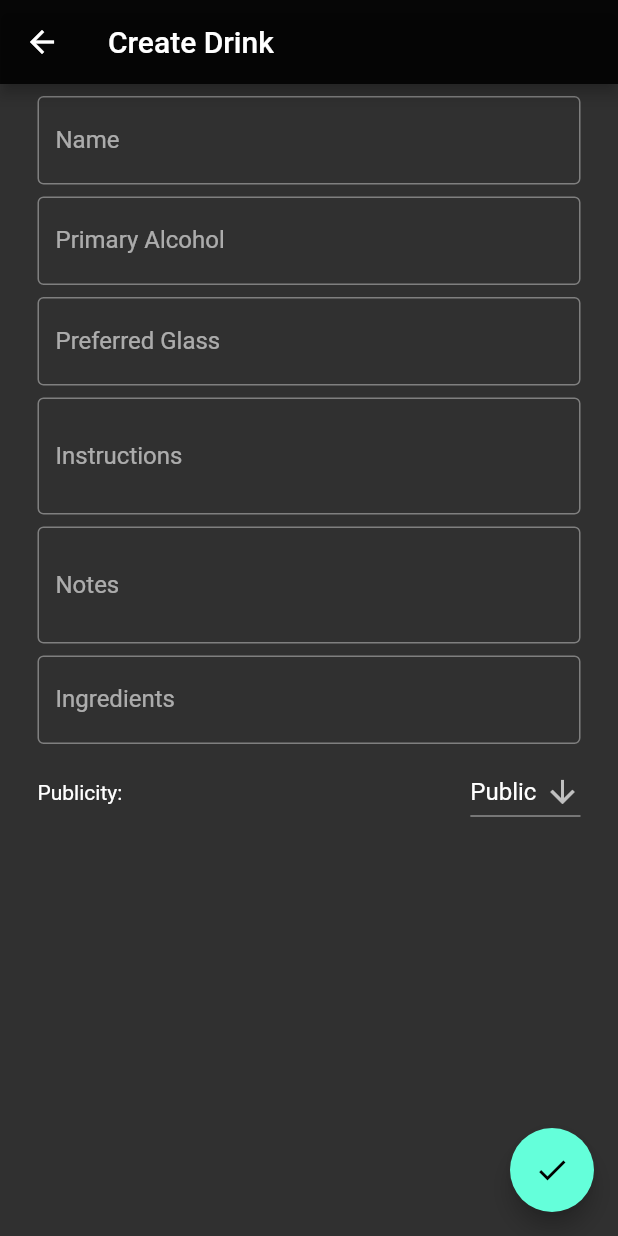
After one commit to nicjohnson145/mixer-remote, a Flutter app: the AddEditDrink screen opened by its route, on a phone screen of 412 x 824 dp. The commit adds this screen. Run offline on Flutter 3.47's test engine with Material 2 defaults, Android fonts, the phone set to English and light mode, and no system bars; our stand-ins replace another_flushbar, fixnum, shared_preferences; accounts and stored records are empty.

Commit message:
feat: create & read done.

```diff
--- /dev/null
+++ b/lib/add_edit.dart
@@ -0,0 +1,275 @@
+import 'package:flutter/material.dart';
+import 'package:provider/provider.dart';
+import 'package:mixer_remote/api_service.dart';
+import 'package:mixer_remote/drink.dart';
+import 'package:mixer_remote/user_drinks.dart';
+import 'package:mixer_remote/constants.dart';
+import 'package:mixer_remote/common.dart';
+import 'package:mixer_remote/auth.dart';
+import 'package:fixnum/fixnum.dart';
+
+const String Public = "Public";
+const String Private = "Private";
+
+class AddEditDrink extends StatefulWidget {
+
+    Drink? drink;
+
+    AddEditDrink({
+        Key? key,
+        this.drink,
+    }) : super(key: key);
+
+    @override
+    _AddEditDrinkState createState() => _AddEditDrinkState();
+}
+
+class _AddEditDrinkState extends State<AddEditDrink> {
+
+    TextEditingController nameController = TextEditingController();
+    TextEditingController primaryAlcoholController = TextEditingController();
+    TextEditingController preferredGlassController = TextEditingController();
+    TextEditingController instructionsController = TextEditingController();
+    TextEditingController ingredientsController = TextEditingController();
+    TextEditingController notesController = TextEditingController();
+    List<String> ingredients = [];
+    String? publicity;
+
+    FocusNode ingredientsFocus = FocusNode();
+    Int64? id;
+    Future<Int64>? futureId;
+
+    @override
+    void initState() {
+        super.initState();
+        if (widget.drink != null) {
+            nameController.text = widget.drink!.name;
+            primaryAlcoholController.text = widget.drink!.primaryAlcohol;
+            if (widget.drink!.preferredGlass != null) {
+                preferredGlassController.text = widget.drink!.preferredGlass!;
+            }
+            if (widget.drink!.instructions != null) {
+                instructionsController.text = widget.drink!.instructions!;
+            }
+            ingredients.addAll(widget.drink!.ingredients);
+            id = widget.drink!.id;
+            publicity = widget.drink!.publicity;
+        }
+    }
+
+    String get titleText => widget.drink != null ? 'Edit Drink' : 'Create Drink';
+
+    EdgeInsetsGeometry get formRowPadding {
+        return const EdgeInsets.only(bottom: 8.0);
+    }
+
+    Widget getSimpleField(String label, TextEditingController controller, {int numLines = 1}) {
+        return Padding(
+            padding: formRowPadding,
+            child: TextField(
+                controller: controller,
+                decoration: InputDecoration(
+                    border: const OutlineInputBorder(),
+                    labelText: label,
+                ),
+                maxLines: numLines,
+            ),
+        );
+    }
+
+    Widget getIngredientsBox() {
+        return Padding(
+            padding: formRowPadding,
+            child: TextField(
+                decoration: const InputDecoration(
+                    border: OutlineInputBorder(),
+                    labelText: 'Ingredients',
+                ),
+                focusNode: ingredientsFocus,
+                controller: ingredientsController,
+                onSubmitted: (text)
+                {
+                    ingredients.add(text);
+                    ingredientsController.clear();
+                    FocusScope.of(context).requestFocus(ingredientsFocus);
+                    setState(() {});
+                }
+            ),
+        );
+    }
+
+    List<Widget> getIngredientsList() {
+        List<Widget> list = [];
+        for (var i = 0; i < ingredients.length; i++) {
+            list.add(Dismissible(
+                key: Key(ingredients[i]),
+                background: Container(
+                    color: Colors.red,
+                    child: Padding(
+                        padding: const EdgeInsets.symmetric(
+                            horizontal: 10.0,
+                        ),
+                        child: Row(
+                            children: const <Widget>[
+                                Spacer(),
+                                Icon(Icons.delete),
+                            ],
+                        ),
+                    ),
+                ),
+                onDismissed: (direction)
+                {
+                    setState(()
+                    {
+                        ingredients.removeAt(i);
+                    });
+                },
+                child: ListTile(
+                    title: Text(ingredients[i]),
+                ),
+            ));
+        }
+        return list;
+    }
+
+    Widget getPublicityDropdown() {
+        return Row(
+            children: <Widget>[
+                const Text("Publicity:"),
+                const Spacer(),
+                DropdownButton<String>(
+                    value: publicity ?? Public,
+                    icon: const Icon(Icons.arrow_downward),
+                    onChanged: (String? newVal) {
+                        setState(() {
+                            publicity = newVal!;
+                        });
+                    },
+                    items: <String>[Public, Private].map<DropdownMenuItem<String>>((String val) {
+                        return DropdownMenuItem<String>(
+                            value: val,
+                            child: Text(val),
+                        );
+                    }).toList(),
+                ),
+            ],
+        );
+    }
+
+    @override
+    Widget build(BuildContext context) {
+        return Scaffold(
+            appBar: AppBar(
+                title: Text(titleText),
+                backgroundColor: Colors.black87,
+            ),
+            body: Padding(
+                padding: const EdgeInsets.symmetric(
+                    vertical: 8.0,
+                    horizontal: 25.0,
+                ),
+                child: futureId == null ? buildScrollbar(context) : buildFutureBuilder(context),
+            ),
+            floatingActionButton: Builder(
+                builder: (context) {
+                    return FloatingActionButton(
+                        onPressed: () { submitDrink(context); },
+                        child: const Icon(Icons.check),
+                    );
+                }
+            ),
+        );
+    }
+
+    Widget buildScrollbar(BuildContext context) {
+        List<Widget> components = [
+            getSimpleField('Name', nameController),
+            getSimpleField('Primary Alcohol', primaryAlcoholController),
+            getSimpleField('Preferred Glass', preferredGlassController),
+            getSimpleField('Instructions', instructionsController, numLines:2),
+            getSimpleField('Notes', notesController, numLines:2),
+            getIngredientsBox(),
+            getPublicityDropdown(),
+        ];
+        components.addAll(getIngredientsList());
+        return Scrollbar(
+            child: ListView.builder(
+                itemCount: components.length,
+                itemBuilder: (BuildContext context, int index) {
+                    return components[index];
+                },
+            ),
+        );
+    }
+
+    Widget buildFutureBuilder(BuildContext context) {
+        return loadingSpinner(context);
+    }
+
+    void submitDrink(BuildContext context) {
+        List<FormCheck> checks = [
+            FormCheck(
+                () => nameController.text.isNotEmpty,
+                'Must have a name',
+            ),
+            FormCheck(
+                () => primaryAlcoholController.text.isNotEmpty,
+                'Must have a primary alcohol',
+            ),
+            FormCheck(
+                () => ingredients.isNotEmpty,
+                'Must have ingredients',
+            ),
+
+        ];
+
+        bool allValid = true;
+        for (int i = 0; i < checks.length; i++) {
+            FormCheck check = checks[i];
+            if (!check.func()) {
+                allValid = false;
+                showErrorSnackbar(context, check.message);
+                break;
+            }
+        }
+
+        if (allValid) {
+            var user = Provider.of<UserProvider>(context, listen: false).user!;
+            var api = ApiService(accessToken: user.accessToken, refreshToken: user.refreshToken);
+            DrinkRequest d = DrinkRequest(
+                name: nameController.text,
+                primaryAlcohol: primaryAlcoholController.text,
+                preferredGlass: preferredGlassController.text.isNotEmpty ? preferredGlassController.text : null,
+                instructions: instructionsController.text.isNotEmpty ? instructionsController.text : null,
+                notes: notesController.text.isNotEmpty ? notesController.text : null,
+                ingredients: ingredients,
+                publicity: publicity ?? Public,
+            );
+            setState(() {
+                futureId = api.createDrink(d);
+                futureId!.then((val) {
+                    Navigator.of(context).pushNamed(Routes.Dashboard);
+                }).catchError((e) {
+                    showErrorSnackbar(context, e);
+                });
+            });
+        }
+    }
+
+    void showErrorSnackbar(BuildContext context, String message) {
+        ScaffoldMessenger.of(context).showSnackBar(
+            SnackBar(
+                backgroundColor: Colors.redAccent,
+                content: Text(message),
+            ),
+        );
+    }
+}
+
+
+class FormCheck {
+    final Function func;
+    final String message;
+
+    FormCheck(this.func, this.message);
+}
--- a/lib/constants.dart
+++ b/lib/constants.dart
@@ -4,7 +4,9 @@ class Urls {
     static const String base = localBaseURL;
     static const String apiv1 = base + "/api/v1";
 
-    static const String Login = apiv1 + "/auth/login";
+    static const String AuthV1 = apiv1 + "/auth";
+    static const String Login = AuthV1 + "/login";
+    static const String Refresh = AuthV1 + "/refresh";
 
     static const String DrinksV1 = apiv1 + "/drinks";
     static const String DrinksByUser = DrinksV1 + "/by-user";
@@ -14,6 +16,7 @@ class Routes {
     static const String Dashboard = "/dashboard";
     static const String Login = "/login";
     static const String DrinkDetails = "/drink-details";
+    static const String AddEdit = "/add-edit";
 }
 
 const String AuthHeaderName = "MixerAuth";
--- a/lib/drink.dart
+++ b/lib/drink.dart
@@ -37,3 +37,42 @@ class Drink {
         );
     }
 }
+
+class DrinkRequest {
+    String name;
+    String primaryAlcohol;
+    String? preferredGlass;
+    List<String> ingredients;
+    String? instructions;
+    String? notes;
+    String publicity;
+
+    DrinkRequest({
+        required this.name,
+        required this.primaryAlcohol,
+        this.preferredGlass,
+        required this.ingredients,
+        this.instructions,
+        this.notes,
+        required this.publicity,
+    });
+
+    Map<String, dynamic> toJson() {
+        var j = {
+            "name": name,
+            "primary_alcohol": primaryAlcohol,
+            "ingredients": ingredients,
+            "publicity": publicity,
+        };
+        if (preferredGlass != null) {
+            j["preferred_glass"] = preferredGlass!;
+        }
+        if (instructions != null) {
+            j["instructions"] = instructions!;
+        }
+        if (notes != null) {
+            j["notes"] = notes!;
+        }
+        return j;
+    }
+}
--- a/lib/user_drinks.dart
+++ b/lib/user_drinks.dart
@@ -48,7 +48,7 @@ class  _UserDrinksState extends State<UserDrinks> {
                             onDrinkTap: (drink) {
                                 Navigator.of(context).pushNamed(
                                     Routes.DrinkDetails,
-                                    arguments: SingleDrinkArg(id: drink.id),
+                                    arguments: SingleDrinkArg(id: drink.id!),
                                 );
                             },
                         ).build(context);
--- a/lib/views/drink_details.dart
+++ b/lib/views/drink_details.dart
@@ -31,14 +31,12 @@ class DrinkDetails {
             ),
             body: Padding(
                 padding: const EdgeInsets.symmetric(horizontal: 10.0),
-                child: Expanded(
                 child: Scrollbar(
                     child: ListView.builder(
                         itemCount: mainBody.length,
                         itemBuilder: (BuildContext context, int index) {
                             return mainBody[index];
                         },
-                        ),
                     ),
                 ),
             ),
```
Also changed, not shown: lib/api_service.dart (+63 -10 lines), lib/main.dart (+28 -4 lines), lib/views/drink_list.dart (+7 -0 lines). Lines whose indentation alone changed are shown as unchanged.
